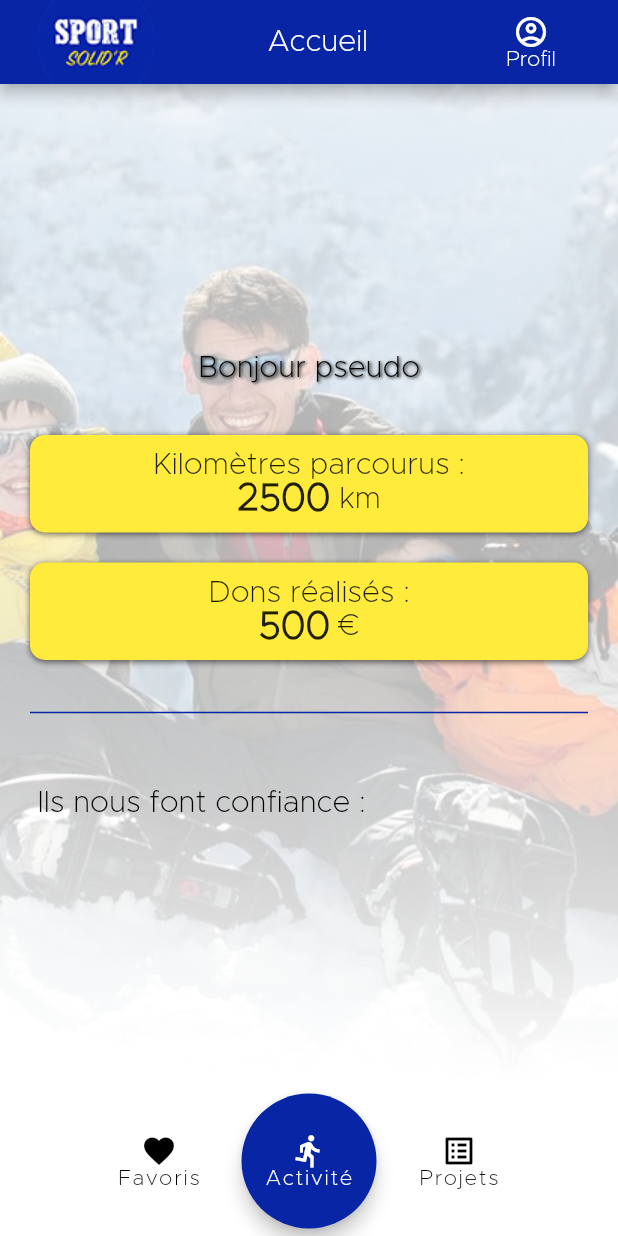
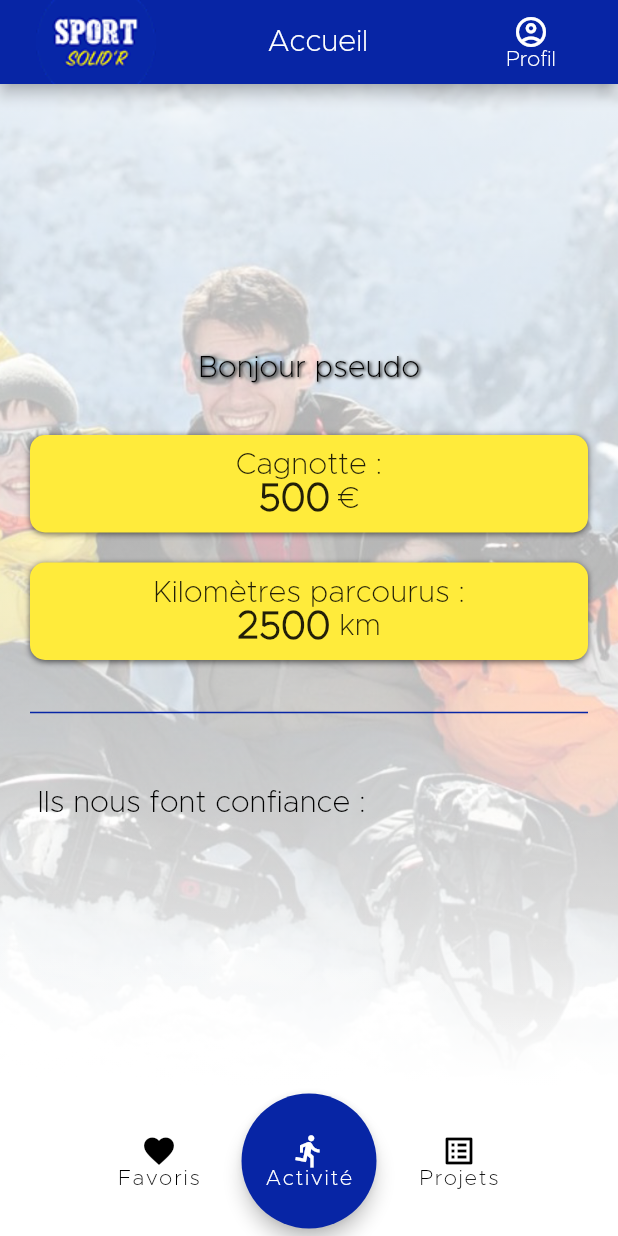
Before and after one commit to neonzip/Projet_SOLID-R, a Flutter app: the Home screen opened by its route, on a phone screen of 412 x 824 dp. Run offline on Flutter 3.47's test engine with Material 2 defaults, Android fonts, the phone set to English and light mode, and no system bars; our stand-ins replace auto_size_text, firebase_auth, firebase_database, flutter_local_notifications, location, pedometer; missing offline and left inert: linkable; accounts and stored records are empty.

Commit message:
Remplacement dons total réalisé par cagnotte dans accueil comme demandé par le client.

```diff
--- a/lib/pages/user/view/Home.dart
+++ b/lib/pages/user/view/Home.dart
@@ -1,6 +1,6 @@
 import 'package:flutter/material.dart';
 import 'templates/Home/ContainerWithBackground.dart';
-import 'templates/Home/YellowBubbleDonations.dart';
+import 'templates/Home/YellowBubbleMoney.dart';
 import 'templates/Home/YellowBubbleKilometers.dart';
 import 'templates/Separator.dart';
 
@@ -177,14 +177,14 @@ class _HomeState extends State<Home> {
                               )
                           ),
 
+                          /* Yellow bubble containing the money that the user can make to a project. */
+                          YellowBubbleMoney(
+                            value: 500.toString(),
+                          ),
+
                           /* Yellow bubble containing the kilometers traveled. */
                           YellowBubbleKilometers(
                             valueKilometers: 2500.toString(),
-                          ),
-
-                          /* Yellow bubble containing the donations that the user made. */
-                          YellowBubbleDonations(
-                            valueDonations: 500.toString(),
                           ),
 
                           /* Blue horizontal line separating the two parts of the main page. */
--- a/lib/pages/user/view/templates/Home/YellowBubbleDonations.dart
+++ b/lib/pages/user/view/templates/Home/YellowBubbleMoney.dart
@@ -1,22 +1,22 @@
 import 'package:flutter/material.dart';
 
-class YellowBubbleDonations extends StatefulWidget {
-  final String valueDonations;
+class YellowBubbleMoney extends StatefulWidget {
+  final String value;
 
-  const YellowBubbleDonations({Key? key, required this.valueDonations}) : super(key: key);
+  const YellowBubbleMoney({Key? key, required this.value}) : super(key: key);
   @override
-  _YellowBubbleDonationsState createState() => _YellowBubbleDonationsState();
+  _YellowBubbleMoneyState createState() => _YellowBubbleMoneyState();
 }
 
-class _YellowBubbleDonationsState extends State<YellowBubbleDonations> {
+class _YellowBubbleMoneyState extends State<YellowBubbleMoney> {
   @override
   Widget build(BuildContext context) {
-    return yellowBubbleDonations();
+    return yellowBubbleMoney();
   }
 
 
-  /// Yellow bubble containing the donations that the user made.
-  Widget yellowBubbleDonations() {
+  /// Yellow bubble containing the money that the user have and that he can give to a project.
+  Widget yellowBubbleMoney() {
     return GestureDetector(
         onTap: () {
           Navigator.pushNamed(context, "/projects/section=formal");
@@ -26,14 +26,14 @@ class _YellowBubbleDonationsState extends State<YellowBubbleDonations> {
           Column(
             children: [
               const Text(
-                  "Dons réalisés :",
+                  "Cagnotte :",
                   style: TextStyle(fontSize: 20)
               ),
               Row(
                 mainAxisAlignment: MainAxisAlignment.center,
                 children: [
                   Text(
-                      widget.valueDonations,
+                      widget.value,
                       style: const TextStyle(
                           fontSize: 25,
                           fontWeight: FontWeight.bold)
```
Also changed, not shown: lib/pages/user/bazar/Profile/Profile.dart (+5 -42 lines).
